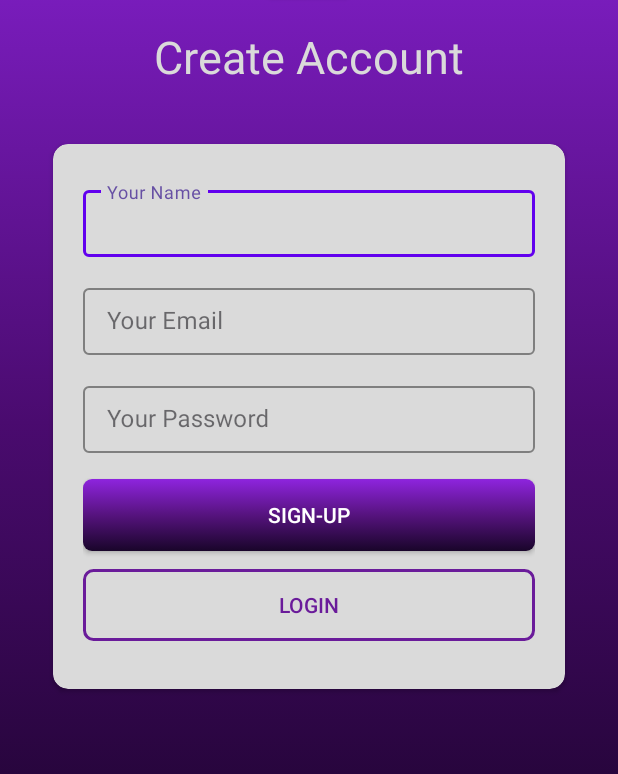
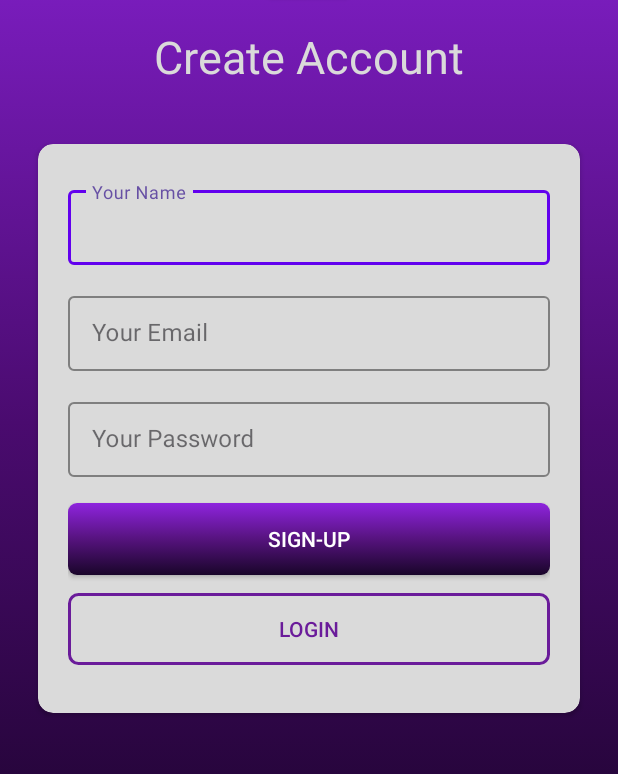
Before and after one commit to Vikram-Dingre/JobSphere, an Android app: the CommonRegisterActivity screen opened directly, with no data from a screen before it, on a phone screen of 412 x 824 dp, the part 196-970 px from its top. Run offline under Robolectric (Android 15) with nearby library versions, the light colour scheme and no system bars; Roboto replaces fonts that are not available here.

Commit message:
Edited text Overlapping issue of EditTexts --> Vikram Dingre

```diff
--- a/app/src/main/res/layout/activity_common_login.xml
+++ b/app/src/main/res/layout/activity_common_login.xml
@@ -73,7 +73,7 @@
                 android:id="@+id/tilLoginEmail"
                 style="@style/Widget.MaterialComponents.TextInputLayout.OutlinedBox"
                 android:layout_width="match_parent"
-                android:layout_height="50dp"
+                android:layout_height="55dp"
                 android:layout_marginVertical="10dp"
                 android:hint="Your Email"
                 app:boxBackgroundMode="outline"
@@ -94,7 +94,7 @@
                 android:id="@+id/tilLoginPhone"
                 style="@style/Widget.MaterialComponents.TextInputLayout.OutlinedBox"
                 android:layout_width="match_parent"
-                android:layout_height="50dp"
+                android:layout_height="55dp"
                 android:layout_marginVertical="5dp"
                 android:hint="Your Password"
                 app:boxBackgroundMode="outline"
--- a/app/src/main/res/layout/activity_common_register.xml
+++ b/app/src/main/res/layout/activity_common_register.xml
@@ -51,7 +51,7 @@
     <androidx.cardview.widget.CardView
         android:layout_width="match_parent"
         android:layout_height="wrap_content"
-        android:layout_marginHorizontal="30dp"
+        android:layout_marginHorizontal="20dp"
         android:layout_marginTop="32dp"
         app:cardBackgroundColor="@color/dadada"
         app:cardCornerRadius="10dp"
@@ -73,7 +73,7 @@
                 android:id="@+id/tilRegisterName"
                 style="@style/Widget.MaterialComponents.TextInputLayout.OutlinedBox"
                 android:layout_width="match_parent"
-                android:layout_height="50dp"
+                android:layout_height="55dp"
                 android:layout_marginVertical="5dp"
                 android:hint="Your Name"
                 app:boxBackgroundMode="outline"
@@ -94,7 +94,7 @@
                 android:id="@+id/tilRegisterEmail"
                 style="@style/Widget.MaterialComponents.TextInputLayout.OutlinedBox"
                 android:layout_width="match_parent"
-                android:layout_height="50dp"
+                android:layout_height="55dp"
                 android:layout_marginVertical="10dp"
                 android:hint="Your Email"
                 app:boxBackgroundMode="outline"
@@ -115,7 +115,7 @@
                 android:id="@+id/tilRegisterPassword"
                 style="@style/Widget.MaterialComponents.TextInputLayout.OutlinedBox"
                 android:layout_width="match_parent"
-                android:layout_height="50dp"
+                android:layout_height="55dp"
                 android:layout_marginVertical="5dp"
                 android:hint="Your Password"
                 app:boxBackgroundMode="outline"
```
